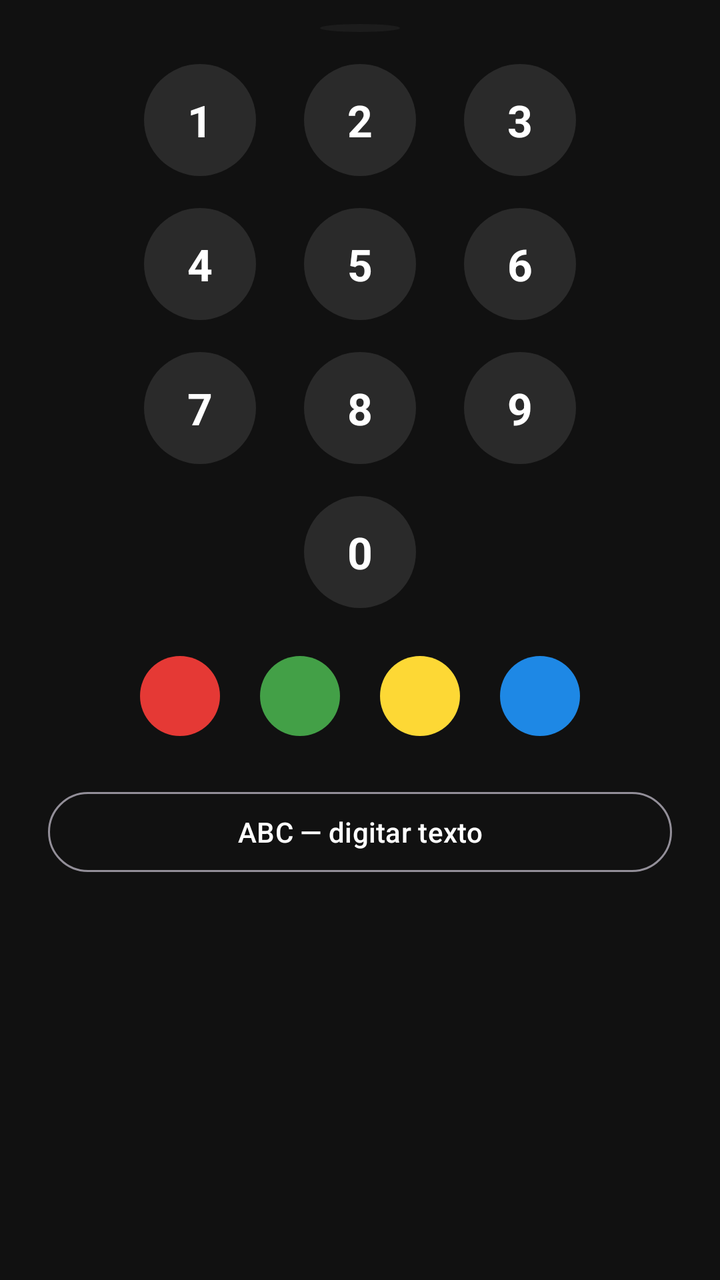
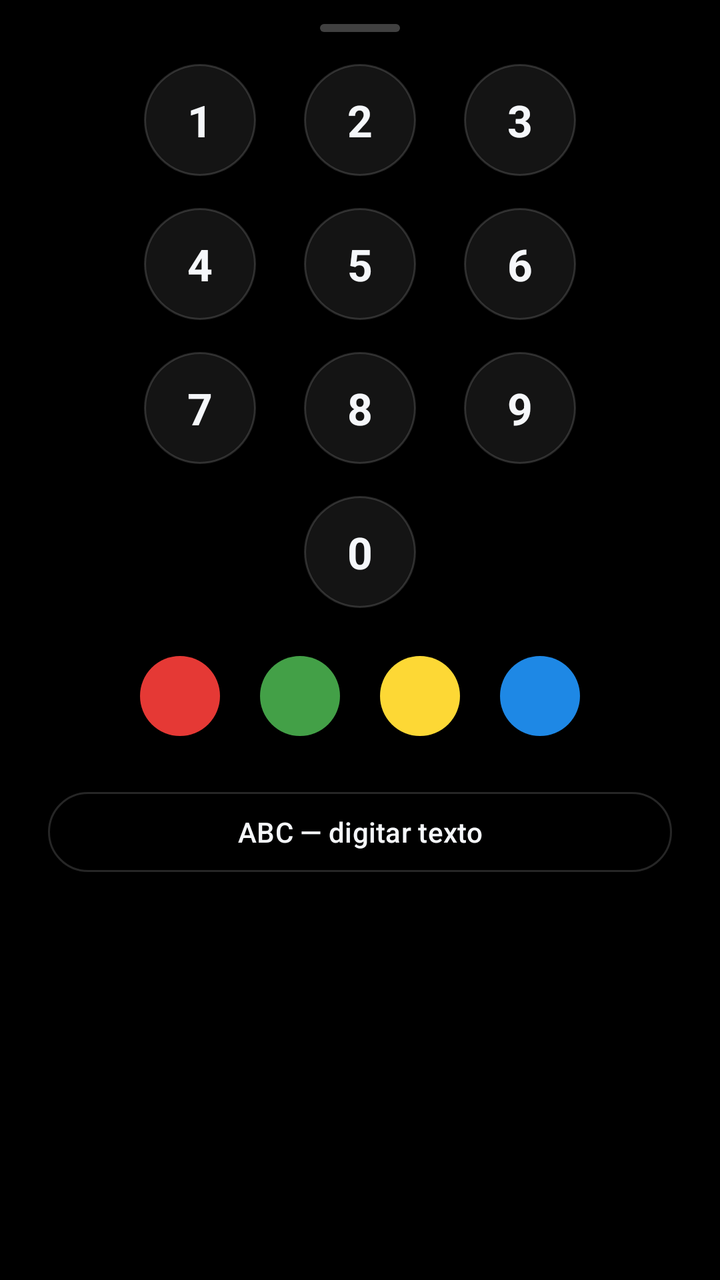

An Android layout rendered at two revisions. The XML below is the earlier revision; the diff shows what the commit changed to produce the second picture.
<!-- AndroidManifest.xml: application theme Theme.SmartRemote -->
<!-- res/layout/bottom_sheet_keypad.xml -->
<?xml version="1.0" encoding="utf-8"?>
<LinearLayout
    xmlns:android="http://schemas.android.com/apk/res/android"
    android:layout_width="match_parent"
    android:layout_height="wrap_content"
    android:background="@color/background_dark"
    android:orientation="vertical"
    android:paddingHorizontal="24dp"
    android:paddingTop="12dp"
    android:paddingBottom="24dp">

    
    <View
        android:layout_width="40dp"
        android:layout_height="4dp"
        android:layout_gravity="center_horizontal"
        android:layout_marginBottom="16dp"
        android:background="@drawable/bg_dpad_outer" />

    
    <LinearLayout
        android:layout_width="match_parent"
        android:layout_height="wrap_content"
        android:gravity="center"
        android:orientation="horizontal">

        <TextView
            android:id="@+id/btnNum1"
            android:layout_width="56dp"
            android:layout_height="56dp"
            android:background="@drawable/ripple_circle"
            android:clickable="true"
            android:focusable="true"
            android:gravity="center"
            android:text="1"
            android:textColor="@color/text_primary"
            android:textSize="22sp"
            android:textStyle="bold" />

        <TextView
            android:id="@+id/btnNum2"
            android:layout_width="56dp"
            android:layout_height="56dp"
            android:layout_marginStart="24dp"
            android:background="@drawable/ripple_circle"
            android:clickable="true"
            android:focusable="true"
            android:gravity="center"
            android:text="2"
            android:textColor="@color/text_primary"
            android:textSize="22sp"
            android:textStyle="bold" />

        <TextView
            android:id="@+id/btnNum3"
            android:layout_width="56dp"
            android:layout_height="56dp"
            android:layout_marginStart="24dp"
            android:background="@drawable/ripple_circle"
            android:clickable="true"
            android:focusable="true"
            android:gravity="center"
            android:text="3"
            android:textColor="@color/text_primary"
            android:textSize="22sp"
            android:textStyle="bold" />

    </LinearLayout>

    
    <LinearLayout
        android:layout_width="match_parent"
        android:layout_height="wrap_content"
        android:layout_marginTop="16dp"
        android:gravity="center"
        android:orientation="horizontal">

        <TextView
            android:id="@+id/btnNum4"
            android:layout_width="56dp"
            android:layout_height="56dp"
            android:background="@drawable/ripple_circle"
            android:clickable="true"
            android:focusable="true"
            android:gravity="center"
            android:text="4"
            android:textColor="@color/text_primary"
            android:textSize="22sp"
            android:textStyle="bold" />

        <TextView
            android:id="@+id/btnNum5"
            android:layout_width="56dp"
            android:layout_height="56dp"
            android:layout_marginStart="24dp"
            android:background="@drawable/ripple_circle"
            android:clickable="true"
            android:focusable="true"
            android:gravity="center"
            android:text="5"
            android:textColor="@color/text_primary"
            android:textSize="22sp"
            android:textStyle="bold" />

        <TextView
            android:id="@+id/btnNum6"
            android:layout_width="56dp"
            android:layout_height="56dp"
            android:layout_marginStart="24dp"
            android:background="@drawable/ripple_circle"
            android:clickable="true"
            android:focusable="true"
            android:gravity="center"
            android:text="6"
            android:textColor="@color/text_primary"
            android:textSize="22sp"
            android:textStyle="bold" />

    </LinearLayout>

    
    <LinearLayout
        android:layout_width="match_parent"
        android:layout_height="wrap_content"
        android:layout_marginTop="16dp"
        android:gravity="center"
        android:orientation="horizontal">

        <TextView
            android:id="@+id/btnNum7"
            android:layout_width="56dp"
            android:layout_height="56dp"
            android:background="@drawable/ripple_circle"
            android:clickable="true"
            android:focusable="true"
            android:gravity="center"
            android:text="7"
            android:textColor="@color/text_primary"
            android:textSize="22sp"
            android:textStyle="bold" />

        <TextView
            android:id="@+id/btnNum8"
            android:layout_width="56dp"
            android:layout_height="56dp"
            android:layout_marginStart="24dp"
            android:background="@drawable/ripple_circle"
            android:clickable="true"
            android:focusable="true"
            android:gravity="center"
            android:text="8"
            android:textColor="@color/text_primary"
            android:textSize="22sp"
            android:textStyle="bold" />

        <TextView
            android:id="@+id/btnNum9"
            android:layout_width="56dp"
            android:layout_height="56dp"
            android:layout_marginStart="24dp"
            android:background="@drawable/ripple_circle"
            android:clickable="true"
            android:focusable="true"
            android:gravity="center"
            android:text="9"
            android:textColor="@color/text_primary"
            android:textSize="22sp"
            android:textStyle="bold" />

    </LinearLayout>

    
    <LinearLayout
        android:layout_width="match_parent"
        android:layout_height="wrap_content"
        android:layout_marginTop="16dp"
        android:gravity="center"
        android:orientation="horizontal">

        <TextView
            android:id="@+id/btnNum0"
            android:layout_width="56dp"
            android:layout_height="56dp"
            android:background="@drawable/ripple_circle"
            android:clickable="true"
            android:focusable="true"
            android:gravity="center"
            android:text="0"
            android:textColor="@color/text_primary"
            android:textSize="22sp"
            android:textStyle="bold" />

    </LinearLayout>

    
    <LinearLayout
        android:layout_width="match_parent"
        android:layout_height="wrap_content"
        android:layout_marginTop="24dp"
        android:gravity="center"
        android:orientation="horizontal">

        <TextView
            android:id="@+id/btnColorRed"
            android:layout_width="40dp"
            android:layout_height="40dp"
            android:background="@drawable/ripple_circle"
            android:backgroundTint="#E53935"
            android:clickable="true"
            android:contentDescription="@string/desc_color_red"
            android:focusable="true" />

        <TextView
            android:id="@+id/btnColorGreen"
            android:layout_width="40dp"
            android:layout_height="40dp"
            android:layout_marginStart="20dp"
            android:background="@drawable/ripple_circle"
            android:backgroundTint="#43A047"
            android:clickable="true"
            android:contentDescription="@string/desc_color_green"
            android:focusable="true" />

        <TextView
            android:id="@+id/btnColorYellow"
            android:layout_width="40dp"
            android:layout_height="40dp"
            android:layout_marginStart="20dp"
            android:background="@drawable/ripple_circle"
            android:backgroundTint="#FDD835"
            android:clickable="true"
            android:contentDescription="@string/desc_color_yellow"
            android:focusable="true" />

        <TextView
            android:id="@+id/btnColorBlue"
            android:layout_width="40dp"
            android:layout_height="40dp"
            android:layout_marginStart="20dp"
            android:background="@drawable/ripple_circle"
            android:backgroundTint="#1E88E5"
            android:clickable="true"
            android:contentDescription="@string/desc_color_blue"
            android:focusable="true" />

    </LinearLayout>

    
    <com.google.android.material.button.MaterialButton
        android:id="@+id/btnKeypadTextMode"
        android:layout_width="match_parent"
        android:layout_height="wrap_content"
        android:layout_marginTop="24dp"
        android:text="@string/keypad_text_mode_button"
        style="@style/Widget.Material3.Button.OutlinedButton" />

</LinearLayout>
<!-- resources referenced by this layout -->
<resources>
  <color name="background_dark">#111111</color>
  <color name="text_primary">#FFFFFF</color>
  <!-- drawable bg_dpad_outer (drawable) -->
  <?xml version="1.0" encoding="utf-8"?>
  <shape xmlns:android="http://schemas.android.com/apk/res/android"
      android:shape="oval">
      <solid android:color="@color/dpad_outer" />
  </shape>
  <style name="Theme.SmartRemote" parent="Theme.Material3.Dark.NoActionBar">
          <item name="colorPrimary">@color/text_primary</item>
          <item name="colorOnPrimary">@color/background_dark</item>
          <item name="android:windowBackground">@color/background_dark</item>
          <item name="android:statusBarColor">@color/background_dark</item>
          <item name="android:navigationBarColor">@color/background_dark</item>
          <item name="android:windowFullscreen">false</item>
          <item name="android:windowNoTitle">true</item>
      </style>
  <color name="dpad_outer">#1C1C1C</color>
  <color name="button_dark">#2A2A2A</color>
  <!-- unchanged entries left out for length: 7 -->
</resources>

<!-- the commit's change to res/layout/bottom_sheet_keypad.xml (unified diff, before → after) -->
@@ -3,7 +3,6 @@
     xmlns:android="http://schemas.android.com/apk/res/android"
     android:layout_width="match_parent"
     android:layout_height="wrap_content"
-    android:background="@color/background_dark"
     android:orientation="vertical"
     android:paddingHorizontal="24dp"
     android:paddingTop="12dp"
@@ -15,7 +14,7 @@
         android:layout_height="4dp"
         android:layout_gravity="center_horizontal"
         android:layout_marginBottom="16dp"
-        android:background="@drawable/bg_dpad_outer" />
+        android:background="@drawable/bg_sheet_handle" />
 
     
     <LinearLayout
@@ -28,12 +27,13 @@
             android:id="@+id/btnNum1"
             android:layout_width="56dp"
             android:layout_height="56dp"
-            android:background="@drawable/ripple_circle"
-            android:clickable="true"
-            android:focusable="true"
+            android:background="@drawable/bg_button_glass_circle"
+            android:clickable="true"
+            android:focusable="true"
+            android:stateListAnimator="@animator/fluent_button_press"
             android:gravity="center"
             android:text="1"
-            android:textColor="@color/text_primary"
+            android:textColor="?attr/colorTextPrimary"
             android:textSize="22sp"
             android:textStyle="bold" />
 
@@ -42,12 +42,13 @@
             android:layout_width="56dp"
             android:layout_height="56dp"
             android:layout_marginStart="24dp"
-            android:background="@drawable/ripple_circle"
-            android:clickable="true"
-            android:focusable="true"
+            android:background="@drawable/bg_button_glass_circle"
+            android:clickable="true"
+            android:focusable="true"
+            android:stateListAnimator="@animator/fluent_button_press"
             android:gravity="center"
             android:text="2"
-            android:textColor="@color/text_primary"
+            android:textColor="?attr/colorTextPrimary"
             android:textSize="22sp"
             android:textStyle="bold" />
 
@@ -56,12 +57,13 @@
             android:layout_width="56dp"
             android:layout_height="56dp"
             android:layout_marginStart="24dp"
-            android:background="@drawable/ripple_circle"
-            android:clickable="true"
-            android:focusable="true"
+            android:background="@drawable/bg_button_glass_circle"
+            android:clickable="true"
+            android:focusable="true"
+            android:stateListAnimator="@animator/fluent_button_press"
             android:gravity="center"
             android:text="3"
-            android:textColor="@color/text_primary"
+            android:textColor="?attr/colorTextPrimary"
             android:textSize="22sp"
             android:textStyle="bold" />
 
@@ -79,12 +81,13 @@
             android:id="@+id/btnNum4"
             android:layout_width="56dp"
             android:layout_height="56dp"
-            android:background="@drawable/ripple_circle"
-            android:clickable="true"
-            android:focusable="true"
+            android:background="@drawable/bg_button_glass_circle"
+            android:clickable="true"
+            android:focusable="true"
+            android:stateListAnimator="@animator/fluent_button_press"
             android:gravity="center"
             android:text="4"
-            android:textColor="@color/text_primary"
+            android:textColor="?attr/colorTextPrimary"
             android:textSize="22sp"
             android:textStyle="bold" />
 
@@ -93,12 +96,13 @@
             android:layout_width="56dp"
             android:layout_height="56dp"
             android:layout_marginStart="24dp"
-            android:background="@drawable/ripple_circle"
-            android:clickable="true"
-            android:focusable="true"
+            android:background="@drawable/bg_button_glass_circle"
+            android:clickable="true"
+            android:focusable="true"
+            android:stateListAnimator="@animator/fluent_button_press"
             android:gravity="center"
             android:text="5"
-            android:textColor="@color/text_primary"
+            android:textColor="?attr/colorTextPrimary"
             android:textSize="22sp"
             android:textStyle="bold" />
 
@@ -107,12 +111,13 @@
             android:layout_width="56dp"
             android:layout_height="56dp"
             android:layout_marginStart="24dp"
-            android:background="@drawable/ripple_circle"
-            android:clickable="true"
-            android:focusable="true"
+            android:background="@drawable/bg_button_glass_circle"
+            android:clickable="true"
+            android:focusable="true"
+            android:stateListAnimator="@animator/fluent_button_press"
             android:gravity="center"
             android:text="6"
-            android:textColor="@color/text_primary"
+            android:textColor="?attr/colorTextPrimary"
             android:textSize="22sp"
             android:textStyle="bold" />
 
@@ -130,12 +135,13 @@
             android:id="@+id/btnNum7"
             android:layout_width="56dp"
             android:layout_height="56dp"
-            android:background="@drawable/ripple_circle"
-            android:clickable="true"
-            android:focusable="true"
+            android:background="@drawable/bg_button_glass_circle"
+            android:clickable="true"
+            android:focusable="true"
+            android:stateListAnimator="@animator/fluent_button_press"
             android:gravity="center"
             android:text="7"
-            android:textColor="@color/text_primary"
+            android:textColor="?attr/colorTextPrimary"
             android:textSize="22sp"
             android:textStyle="bold" />
 
@@ -144,12 +150,13 @@
             android:layout_width="56dp"
             android:layout_height="56dp"
             android:layout_marginStart="24dp"
-            android:background="@drawable/ripple_circle"
-            android:clickable="true"
-            android:focusable="true"
+            android:background="@drawable/bg_button_glass_circle"
+            android:clickable="true"
+            android:focusable="true"
+            android:stateListAnimator="@animator/fluent_button_press"
             android:gravity="center"
             android:text="8"
-            android:textColor="@color/text_primary"
+            android:textColor="?attr/colorTextPrimary"
             android:textSize="22sp"
             android:textStyle="bold" />
 
@@ -158,12 +165,13 @@
             android:layout_width="56dp"
             android:layout_height="56dp"
             android:layout_marginStart="24dp"
-            android:background="@drawable/ripple_circle"
-            android:clickable="true"
-            android:focusable="true"
+            android:background="@drawable/bg_button_glass_circle"
+            android:clickable="true"
+            android:focusable="true"
+            android:stateListAnimator="@animator/fluent_button_press"
             android:gravity="center"
             android:text="9"
-            android:textColor="@color/text_primary"
+            android:textColor="?attr/colorTextPrimary"
             android:textSize="22sp"
             android:textStyle="bold" />
 
@@ -181,12 +189,13 @@
             android:id="@+id/btnNum0"
             android:layout_width="56dp"
             android:layout_height="56dp"
-            android:background="@drawable/ripple_circle"
-            android:clickable="true"
-            android:focusable="true"
+            android:background="@drawable/bg_button_glass_circle"
+            android:clickable="true"
+            android:focusable="true"
+            android:stateListAnimator="@animator/fluent_button_press"
             android:gravity="center"
             android:text="0"
-            android:textColor="@color/text_primary"
+            android:textColor="?attr/colorTextPrimary"
             android:textSize="22sp"
             android:textStyle="bold" />
 
@@ -208,7 +217,8 @@
             android:backgroundTint="#E53935"
             android:clickable="true"
             android:contentDescription="@string/desc_color_red"
-            android:focusable="true" />
+            android:focusable="true"
+            android:stateListAnimator="@animator/fluent_button_press" />
 
         <TextView
             android:id="@+id/btnColorGreen"
@@ -219,7 +229,8 @@
             android:backgroundTint="#43A047"
             android:clickable="true"
             android:contentDescription="@string/desc_color_green"
-            android:focusable="true" />
+            android:focusable="true"
+            android:stateListAnimator="@animator/fluent_button_press" />
 
         <TextView
             android:id="@+id/btnColorYellow"
@@ -230,7 +241,8 @@
             android:backgroundTint="#FDD835"
             android:clickable="true"
             android:contentDescription="@string/desc_color_yellow"
-            android:focusable="true" />
+            android:focusable="true"
+            android:stateListAnimator="@animator/fluent_button_press" />
 
         <TextView
             android:id="@+id/btnColorBlue"
@@ -241,17 +253,18 @@
             android:backgroundTint="#1E88E5"
             android:clickable="true"
             android:contentDescription="@string/desc_color_blue"
-            android:focusable="true" />
+            android:focusable="true"
+            android:stateListAnimator="@animator/fluent_button_press" />
 
     </LinearLayout>
 
     
     <com.google.android.material.button.MaterialButton
         android:id="@+id/btnKeypadTextMode"
+        style="@style/Widget.Fluent.Button.Pill.Outline"
         android:layout_width="match_parent"
         android:layout_height="wrap_content"
         android:layout_marginTop="24dp"
-        android:text="@string/keypad_text_mode_button"
-        style="@style/Widget.Material3.Button.OutlinedButton" />
+        android:text="@string/keypad_text_mode_button" />
 
 </LinearLayout>
<!-- resource entries referenced after the edit -->
@@ -1,24 +1,181 @@
 <!-- resources referenced by this layout -->
 <resources>
-  <color name="background_dark">#111111</color>
-  <color name="text_primary">#FFFFFF</color>
-  <!-- drawable bg_dpad_outer (drawable) -->
+  <!-- drawable bg_button_glass_circle (drawable) -->
+  <?xml version="1.0" encoding="utf-8"?>
+  <ripple xmlns:android="http://schemas.android.com/apk/res/android"
+      android:color="?attr/colorAccentContainer">
+      <item>
+          <shape android:shape="oval">
+              <solid android:color="?attr/colorGlassFill" />
+              <stroke
+                  android:width="1dp"
+                  android:color="?attr/colorGlassStroke" />
+          </shape>
+      </item>
+  </ripple>
+  <!-- drawable bg_sheet_handle (drawable) -->
   <?xml version="1.0" encoding="utf-8"?>
   <shape xmlns:android="http://schemas.android.com/apk/res/android"
-      android:shape="oval">
-      <solid android:color="@color/dpad_outer" />
+      android:shape="rectangle">
+      <solid android:color="?attr/colorGlassStrokeStrong" />
+      <corners android:radius="4dp" />
   </shape>
+  <style name="Widget.Fluent.Button.Pill.Outline" parent="Widget.Material3.Button.OutlinedButton">
+          <item name="android:textColor">?attr/colorTextPrimary</item>
+          <item name="android:textAllCaps">false</item>
+          <item name="strokeColor">?attr/colorGlassStroke</item>
+          <item name="rippleColor">?attr/colorAccentContainer</item>
+          <item name="shapeAppearance">@style/ShapeAppearance.Fluent.Pill</item>
+      </style>
   <style name="Theme.SmartRemote" parent="Theme.Material3.Dark.NoActionBar">
-          <item name="colorPrimary">@color/text_primary</item>
-          <item name="colorOnPrimary">@color/background_dark</item>
-          <item name="android:windowBackground">@color/background_dark</item>
-          <item name="android:statusBarColor">@color/background_dark</item>
-          <item name="android:navigationBarColor">@color/background_dark</item>
+  
+          
+          <item name="colorAccent">@color/cyan_500</item>
+          <item name="colorAccentPressed">@color/cyan_600</item>
+          <item name="colorAccentDim">@color/cyan_700</item>
+          <item name="colorAccentContainer">@color/cyan_container_16</item>
+          <item name="colorAccentGlow">@color/cyan_glow_20</item>
+          <item name="colorOnAccent">@color/on_cyan</item>
+  
+          
+          <item name="colorSurfaceDeep">@color/neutral_0</item>
+          <item name="colorSurfaceElevated">@color/neutral_50</item>
+  
+          
+          <item name="colorGlassFill">@color/neutral_glass_white_08</item>
+          <item name="colorGlassStroke">@color/neutral_stroke_white_15</item>
+          <item name="colorGlassStrokeStrong">@color/neutral_stroke_white_25</item>
+  
+          
+          <item name="colorTextPrimary">@color/text_white_high</item>
+          <item name="colorTextSecondary">@color/text_white_medium</item>
+          <item name="colorTextDisabled">@color/text_white_low</item>
+  
+          
+          <item name="colorDanger">@color/danger_500</item>
+          <item name="colorOnDanger">@color/on_danger</item>
+          <item name="colorSuccess">@color/success_500</item>
+  
+          
+          <item name="colorPrimary">?attr/colorAccent</item>
+          <item name="colorOnPrimary">?attr/colorOnAccent</item>
+          <item name="colorSurface">?attr/colorSurfaceDeep</item>
+          <item name="colorOnSurface">?attr/colorTextPrimary</item>
+  
+          
+          <item name="android:windowBackground">?attr/colorSurfaceDeep</item>
+          <item name="android:statusBarColor">?attr/colorSurfaceDeep</item>
+          <item name="android:navigationBarColor">?attr/colorSurfaceDeep</item>
           <item name="android:windowFullscreen">false</item>
           <item name="android:windowNoTitle">true</item>
+  
+          
+          <item name="materialButtonStyle">@style/Widget.Fluent.Button.Pill</item>
+          <item name="bottomSheetDialogTheme">@style/ThemeOverlay.Fluent.BottomSheet</item>
+          <item name="materialCardViewStyle">@style/Widget.Fluent.Card.Glass</item>
+          <item name="materialAlertDialogTheme">@style/ThemeOverlay.Fluent.Dialog</item>
       </style>
-  <color name="dpad_outer">#1C1C1C</color>
-  <color name="button_dark">#2A2A2A</color>
+  <color name="button_dark">@color/neutral_100</color>
+  <style name="ShapeAppearance.Fluent.Pill" parent="ShapeAppearance.Material3.Corner.Full">
+          <item name="cornerSizeTopLeft">50%</item>
+          <item name="cornerSizeTopRight">50%</item>
+          <item name="cornerSizeBottomLeft">50%</item>
+          <item name="cornerSizeBottomRight">50%</item>
+      </style>
+  <color name="cyan_500">#22D3EE</color>
+  <color name="cyan_600">#0FB8D4</color>
+  <color name="cyan_700">#0E7490</color>
+  <color name="cyan_container_16">#2922D3EE</color>
+  <color name="cyan_glow_20">#3322D3EE</color>
+  <color name="on_cyan">#00252B</color>
+  <color name="neutral_0">#000000</color>
+  <color name="neutral_50">#0D0F12</color>
+  <color name="neutral_glass_white_08">#14FFFFFF</color>
+  <color name="neutral_stroke_white_15">#26FFFFFF</color>
+  <color name="neutral_stroke_white_25">#40FFFFFF</color>
+  <color name="text_white_high">#F5F7FA</color>
+  <color name="text_white_medium">#9AA3AF</color>
+  <color name="text_white_low">#5A6572</color>
+  <color name="danger_500">#E53935</color>
+  <color name="on_danger">#FFFFFF</color>
+  <color name="success_500">#43A047</color>
+  <style name="Widget.Fluent.Button.Pill" parent="Widget.Material3.Button.TonalButton">
+          <item name="android:textColor">?attr/colorTextPrimary</item>
+          <item name="android:textAllCaps">false</item>
+          <item name="backgroundTint">@null</item>
+          <item name="android:background">@drawable/bg_glass_fill</item>
+          <item name="shapeAppearance">@style/ShapeAppearance.Fluent.Pill</item>
+          <item name="rippleColor">?attr/colorAccentContainer</item>
+          <item name="android:stateListAnimator">@animator/fluent_button_press</item>
+          <item name="elevation">0dp</item>
+      </style>
+  <style name="ThemeOverlay.Fluent.BottomSheet" parent="ThemeOverlay.Material3.BottomSheetDialog">
+          <item name="bottomSheetStyle">@style/Widget.Fluent.BottomSheet</item>
+      </style>
+  <style name="Widget.Fluent.Card.Glass" parent="Widget.Material3.CardView.Elevated">
+          <item name="cardBackgroundColor">?attr/colorGlassFill</item>
+          <item name="strokeColor">?attr/colorGlassStroke</item>
+          <item name="strokeWidth">1dp</item>
+          <item name="cardElevation">0dp</item>
+          <item name="shapeAppearance">@style/ShapeAppearance.Fluent.Medium</item>
+          <item name="rippleColor">?attr/colorAccentContainer</item>
+      </style>
+  <style name="ThemeOverlay.Fluent.Dialog" parent="ThemeOverlay.Material3.Dialog">
+          <item name="materialAlertDialogTitleTextStyle">@style/TextAppearance.Fluent.DialogTitle</item>
+          <item name="colorSurface">?attr/colorSurfaceElevated</item>
+          <item name="colorOnSurface">?attr/colorTextPrimary</item>
+          <item name="dialogCornerRadius">24dp</item>
+          <item name="buttonBarPositiveButtonStyle">@style/Widget.Fluent.Button.Pill.Accent</item>
+          <item name="buttonBarNegativeButtonStyle">@style/Widget.Fluent.Button.Pill.Outline</item>
+      </style>
+  <color name="neutral_100">#15181D</color>
+  <!-- drawable bg_glass_fill (drawable) -->
+  <?xml version="1.0" encoding="utf-8"?>
+  <shape xmlns:android="http://schemas.android.com/apk/res/android"
+      android:shape="rectangle">
+      <solid android:color="?attr/colorGlassFill" />
+      <stroke
+          android:width="1dp"
+          android:color="?attr/colorGlassStroke" />
+      <corners android:radius="18dp" />
+  </shape>
+  <style name="Widget.Fluent.BottomSheet" parent="Widget.Material3.BottomSheet.Modal">
+          <item name="android:background">@drawable/bg_bottom_sheet_glass</item>
+          <item name="shapeAppearance">@style/ShapeAppearance.Fluent.Large</item>
+      </style>
+  <style name="ShapeAppearance.Fluent.Medium" parent="ShapeAppearance.Material3.Corner.Large">
+          <item name="cornerSize">18dp</item>
+      </style>
+  <style name="TextAppearance.Fluent.DialogTitle" parent="TextAppearance.Material3.TitleMedium">
+          <item name="android:textColor">?attr/colorTextSecondary</item>
+      </style>
+  <style name="Widget.Fluent.Button.Pill.Accent">
+          <item name="android:background">@drawable/bg_pill_accent</item>
+          <item name="android:textColor">?attr/colorOnAccent</item>
+      </style>
+  <!-- drawable bg_bottom_sheet_glass (drawable) -->
+  <?xml version="1.0" encoding="utf-8"?>
+  <shape xmlns:android="http://schemas.android.com/apk/res/android"
+      android:shape="rectangle">
+      <solid android:color="?attr/colorSurfaceElevated" />
+      <corners
+          android:topLeftRadius="28dp"
+          android:topRightRadius="28dp" />
+  </shape>
+  <style name="ShapeAppearance.Fluent.Large" parent="ShapeAppearance.Material3.Corner.ExtraLarge">
+          <item name="cornerSize">28dp</item>
+      </style>
+  <!-- drawable bg_pill_accent (drawable) -->
+  <?xml version="1.0" encoding="utf-8"?>
+  <ripple xmlns:android="http://schemas.android.com/apk/res/android"
+      android:color="?attr/colorAccentPressed">
+      <item>
+          <shape android:shape="rectangle">
+              <solid android:color="?attr/colorAccent" />
+              <corners android:radius="100dp" />
+          </shape>
+      </item>
+  </ripple>
   <!-- unchanged entries left out for length: 7 -->
 </resources>
 
